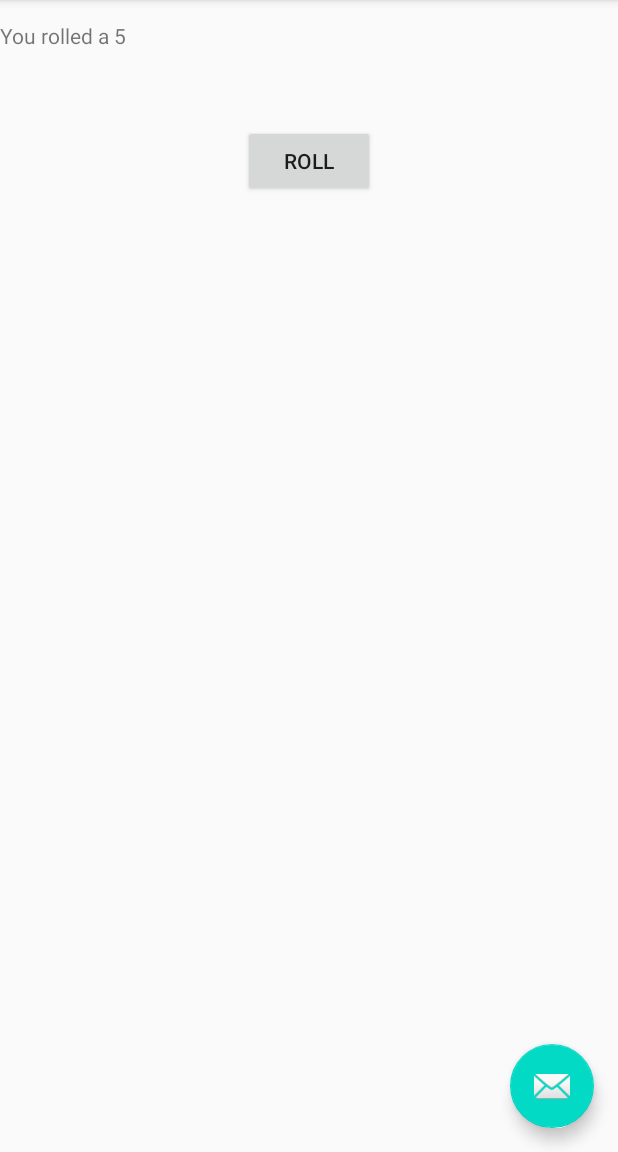
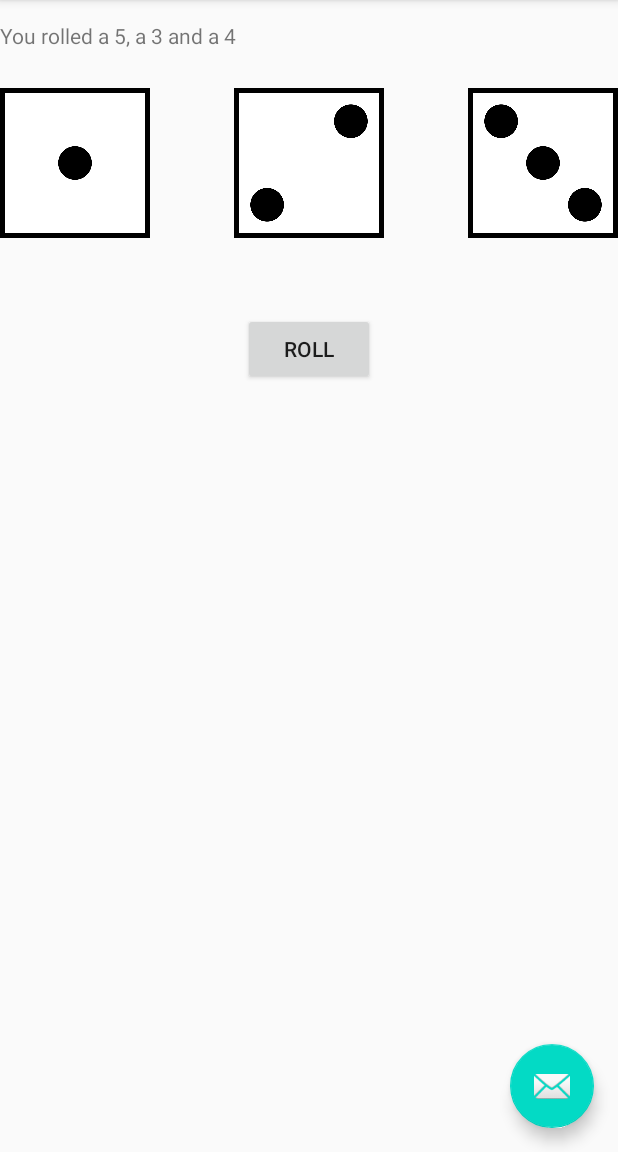
Before and after one commit to sherlynlobo/Diceout, an Android app: the screen it shows after launch (MainActivity), after a tap on "ROLL", on a phone screen of 412 x 824 dp, the part 84-1236 px from its top. Run offline under Robolectric (Android 15) with nearby library versions, the phone set to English and light mode, and no system bars.

Commit message:
Added dice images

```diff
--- a/app/src/main/java/com/sl/diceout/MainActivity.java
+++ b/app/src/main/java/com/sl/diceout/MainActivity.java
@@ -15,6 +15,7 @@ import android.widget.Button;
 import android.widget.TextView;
 import android.widget.Toast;
 
+import java.util.ArrayList;
 import java.util.Random;
 
 public class MainActivity extends AppCompatActivity {
@@ -30,8 +31,13 @@ public class MainActivity extends AppCompatActivity {
 
     Random rand;
 
-    //Field to hold the die value
+    //Fields to hold the dice value
     int die1;
+    int die2;
+    int die3;
+
+    //ArrayList to hold all 3 dice values
+    ArrayList<Integer> dice;
 
 
     @Override
@@ -58,6 +64,9 @@ public class MainActivity extends AppCompatActivity {
         //initialize the random number generator
         rand = new Random();
 
+        //Create ArrayList container for the dice values
+        dice = new ArrayList<Integer>();
+
 
         //create greeting
         Toast.makeText(getApplicationContext(),"Welcome to DiceOut!",Toast.LENGTH_SHORT).show();
@@ -74,8 +83,18 @@ public class MainActivity extends AppCompatActivity {
 
         //roll dice
         die1 = rand.nextInt(6)+1;
+        die2 = rand.nextInt(6)+1;
+        die3 = rand.nextInt(6)+1;
+
+        //set dice values into an ArrayList
+        dice.clear();
+        dice.add(die1);
+        dice.add(die2);
+        dice.add(die3);
+
+
         //Build message with the result
-        String msg = "You rolled a " + die1;
+        String msg = "You rolled a " + die1 + ", a " + die2 + " and a " + die3;
 
         //update the app to display the result msg
         rollResult.setText(msg);
--- a/app/src/main/res/layout/content_main.xml
+++ b/app/src/main/res/layout/content_main.xml
@@ -16,9 +16,36 @@
         android:id="@+id/rollButton"
         android:layout_width="wrap_content"
         android:layout_height="wrap_content"
-        android:layout_below="@id/rollResult"
+        android:layout_below="@id/die2Image"
         android:layout_marginTop="50dp"
         android:layout_centerHorizontal="true"
         android:onClick="rollDice"
         android:text="@string/roll" />
+
+    <ImageView
+        android:layout_width="100dp"
+        android:layout_height="100dp"
+        android:id="@+id/die1Image"
+        android:layout_below="@id/rollResult"
+        android:layout_marginTop="25dp"
+        android:layout_alignParentLeft="true"
+        android:src="@drawable/die_1" />
+
+    <ImageView
+        android:layout_width="100dp"
+        android:layout_height="100dp"
+        android:id="@+id/die2Image"
+        android:layout_below="@id/rollResult"
+        android:layout_marginTop="25dp"
+        android:layout_centerHorizontal="true"
+        android:src="@drawable/die_2" />
+
+    <ImageView
+        android:layout_width="100dp"
+        android:layout_height="100dp"
+        android:id="@+id/die3Image"
+        android:layout_below="@id/rollResult"
+        android:layout_marginTop="25dp"
+        android:layout_alignParentRight="true"
+        android:src="@drawable/die_3" />
 </RelativeLayout>
```
Also changed, not shown: app/src/main/res/drawable/die_1.png (added), app/src/main/res/drawable/die_2.png (added), app/src/main/res/drawable/die_3.png (added), app/src/main/res/drawable/die_4.png (added), app/src/main/res/drawable/die_5.png (added), app/src/main/res/drawable/die_6.png (added).
